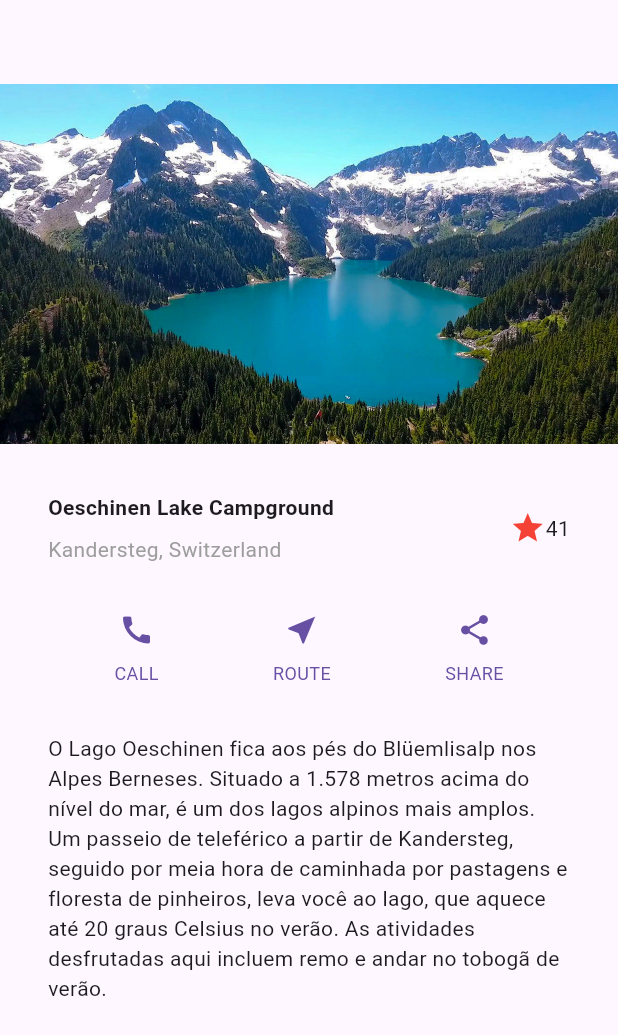
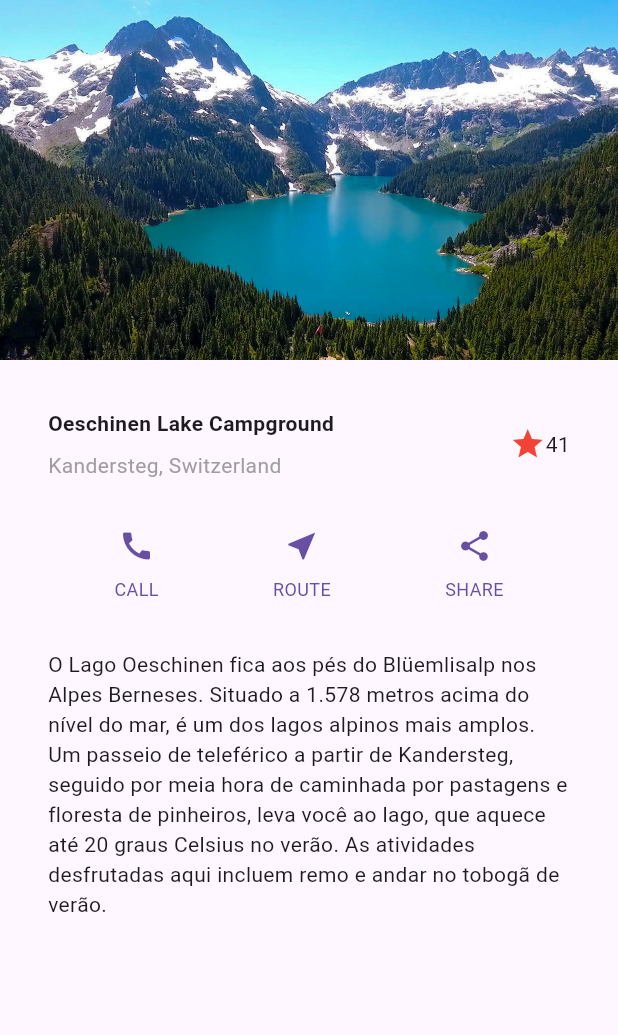
Before and after one commit to mauriciocampos1234/explore_mundo, a Flutter app: the screen it shows after launch, on a phone screen of 412 x 824 dp. Shown: the top 1035 px of the screen. Run offline on Flutter 3.47's test engine with Material 3 defaults, Android fonts, the phone set to English and light mode, and no system bars.

Commit message:
Subindo Projeto Ajustado

```diff
--- a/lib/main.dart
+++ b/lib/main.dart
@@ -84,11 +84,9 @@ class MyApp extends StatelessWidget {
     );
 
     return MaterialApp(
-      title: 'Flutter layout demo',
+      title: 'Agência de Viagens',
       home: Scaffold(
-        appBar: AppBar(
-          title: const Text(''),
-        ),
+
         body: ListView(
           children: [
             Image.asset(
```
Also changed, not shown: images/app1.png (added), images/app2.png (added).
